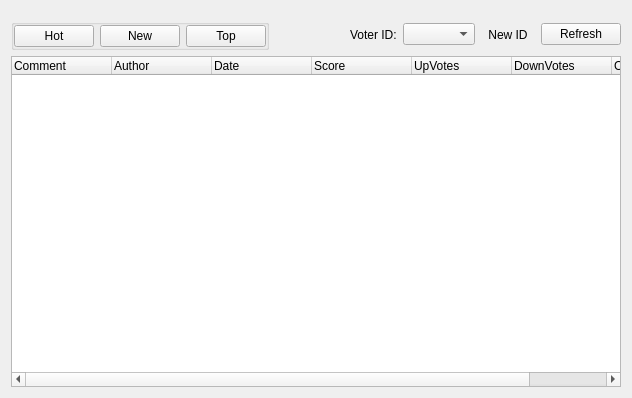
Above: retroshare-gui/src/gui/gxs/GxsCommentDialog.ui from RetroShare/RetroShare before the change. Below: the same form after it.
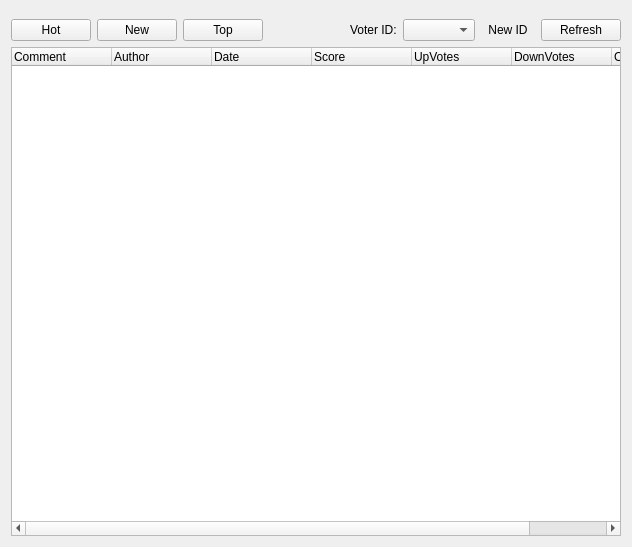
That is the form after the change. Icons and pictures are not drawn. Custom widgets are drawn as their Qt base class.

Commit message: fixed layout of comment dialog

```diff
--- a/retroshare-gui/src/gui/gxs/GxsCommentDialog.ui
+++ b/retroshare-gui/src/gui/gxs/GxsCommentDialog.ui
@@ -7,7 +7,7 @@
     <x>0</x>
     <y>0</y>
     <width>632</width>
-    <height>398</height>
+    <height>547</height>
    </rect>
   </property>
   <property name="windowTitle">
@@ -38,18 +38,6 @@
    <item>
     <layout class="QHBoxLayout" name="horizontalLayout">
      <item>
-      <widget class="QGroupBox" name="sortGroup">
-       <property name="checkable">
-        <bool>false</bool>
-       </property>
-       <layout class="QHBoxLayout" name="horizontalLayout_4">
-        <property name="spacing">
-         <number>6</number>
-        </property>
-        <property name="margin">
-         <number>0</number>
-        </property>
-        <item>
          <widget class="QPushButton" name="hotSortButton">
           <property name="text">
            <string>Hot</string>
@@ -91,9 +79,6 @@
           </property>
          </widget>
         </item>
-       </layout>
-      </widget>
-     </item>
      <item>
       <spacer name="horizontalSpacer">
        <property name="orientation">
```
Left out of the diff: 2 changed lines with no effect on the pictures. Lines whose indentation alone changed are shown as unchanged.
